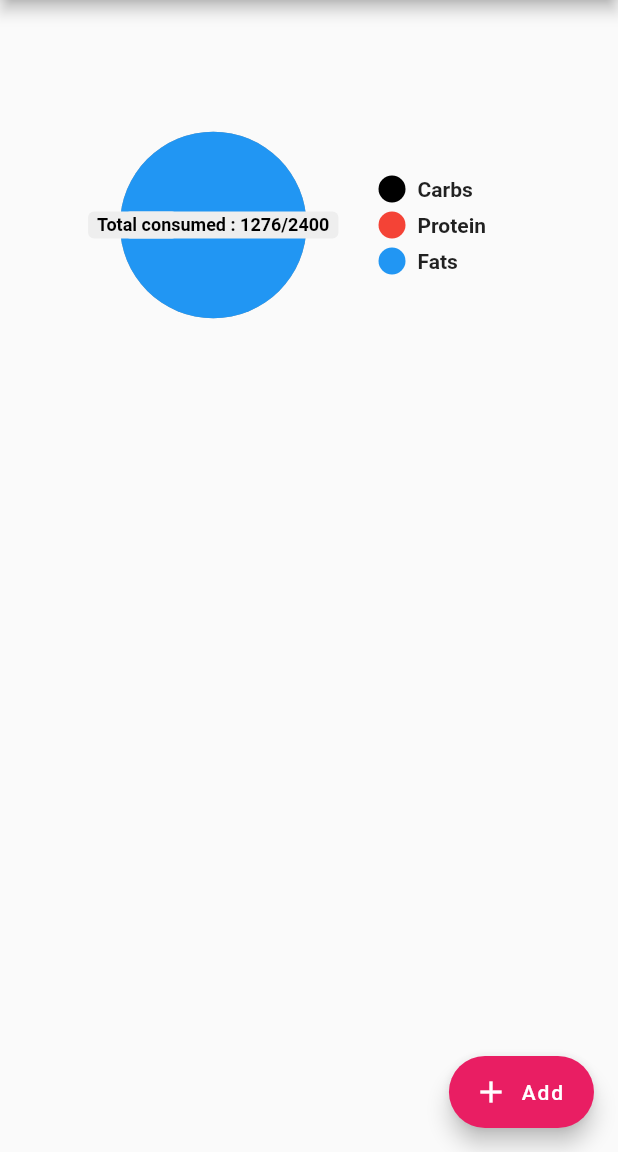
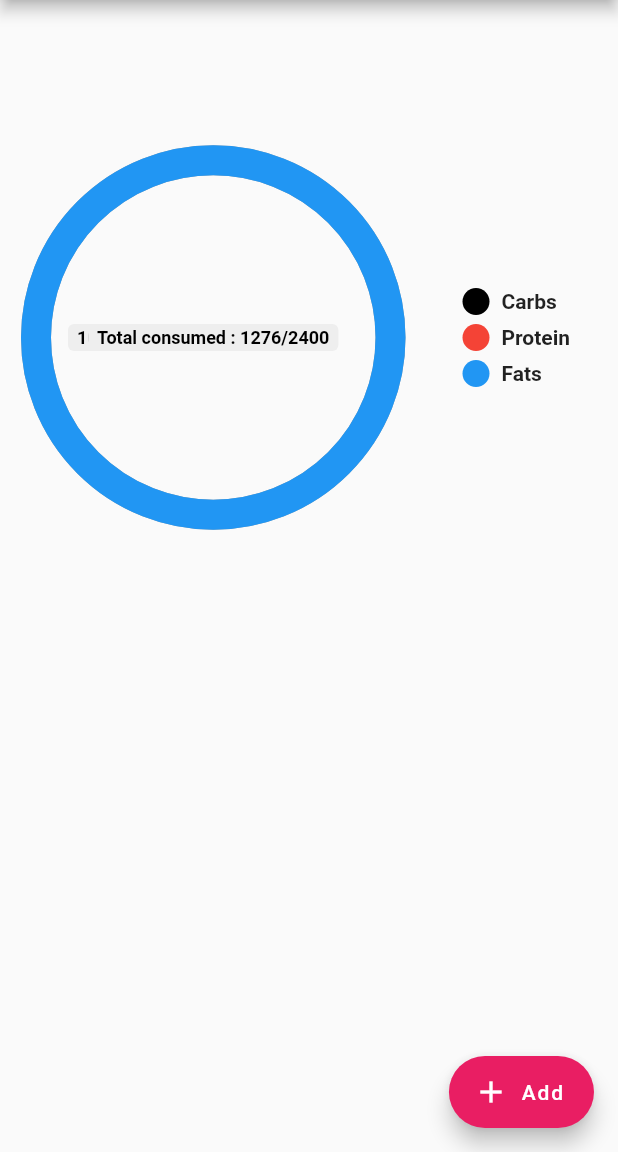
Before and after one commit to shreshth12/flutterCalorieTracker, a Flutter app: the homeScreen screen opened directly, on a phone screen of 412 x 824 dp, the part 84-1236 px from its top. Run offline on Flutter 3.47's test engine with Material 2 defaults, Android fonts, the phone set to English and light mode, and no system bars; drawn by our look-alikes of pie_chart; our stand-ins replace cloud_firestore, firebase_auth, firebase_core, flutter_dotenv; accounts and stored records are empty.

Commit message:
Updates to code --stable

```diff
--- a/lib/main.dart
+++ b/lib/main.dart
@@ -57,7 +57,7 @@ class _MyAppState extends State<MyApp> {
       theme: ThemeData(
         primarySwatch: Colors.blue,
       ),
-      home: userIsLoggedIn == true ? signIn() : infoPage(),
+      home: userIsLoggedIn == true ? homeScreen() : infoPage(),
     );
   }
 }
--- a/lib/screens/homeScreen.dart
+++ b/lib/screens/homeScreen.dart
@@ -1,8 +1,11 @@
+// ignore_for_file: prefer_const_constructors
+
 import 'package:cloud_firestore/cloud_firestore.dart';
 import 'package:flutter/material.dart';
 import 'package:pie_chart/pie_chart.dart';
 import 'package:receipe_flutter/screens/addCalorieData.dart';
 import 'package:receipe_flutter/services/database.dart';
+import 'package:receipe_flutter/services/homeScreenWidgets.dart';
 
 class homeScreen extends StatefulWidget {
   const homeScreen({Key? key}) : super(key: key);
@@ -12,64 +15,26 @@ class homeScreen extends StatefulWidget {
 }
 
 class _homeScreenState extends State<homeScreen> {
-  final Stream<QuerySnapshot> _usersStream = FirebaseFirestore.instance
-      .collection('tracker')
-      .where('user', isEqualTo: "afreshuser2@gmail.com")
-      .snapshots();
-
+  String user_email = "afreshuser2@gmail.com";
   @override
   Widget build(BuildContext context) {
     return Scaffold(
-      resizeToAvoidBottomInset: false,
       appBar: AppBar(
         title: Text("MyCalorieTracker"),
       ),
-      body: Center(
-        child: SingleChildScrollView(
-          child: Column(
-            children: [
-              pieView(),
-              Container(
-                height: 500,
-                width: 500,
-                child: StreamBuilder<QuerySnapshot>(
-                  stream: _usersStream,
-                  builder: (BuildContext context,
-                      AsyncSnapshot<QuerySnapshot> snapshot) {
-                    if (snapshot.hasError) {
-                      return Text('Something went wrong');
-                    }
-
-                    if (snapshot.connectionState == ConnectionState.waiting) {
-                      return Text("Loading");
-                    }
-                    return ListView(
-                      children:
-                          snapshot.data!.docs.map((DocumentSnapshot document) {
-                        Map<String, dynamic> data =
-                            document.data()! as Map<String, dynamic>;
-                        return Container(
-                          child: Column(
-                            children: [
-                              Text(data['user'].toString()),
-                              Text(data['calories'].toString()),
-                              Text(data['carbs'].toString()),
-                              Text(data['fats'].toString()),
-                              Text(data['protein'].toString()),
-                              Text(data['foodName'].toString()),
-                              SizedBox(
-                                height: 20,
-                              )
-                            ],
-                          ),
-                        );
-                      }).toList(),
-                    );
-                  },
-                ),
-              ),
-            ],
-          ),
+      body: SingleChildScrollView(
+        child: Column(
+          mainAxisAlignment: MainAxisAlignment.center,
+          crossAxisAlignment: CrossAxisAlignment.center,
+          children: [
+            Container(height: 450, width: 450, child: piewView()),
+            Container(
+                height: 400, width: 400, child: userBmrWidget("user_email")),
+            Container(
+                height: 800,
+                width: 800,
+                child: userIndividualWidget(user_email)),
+          ],
         ),
       ),
       floatingActionButton: FloatingActionButton.extended(
@@ -87,42 +52,3 @@ class _homeScreenState extends State<homeScreen> {
     );
   }
 }
-
-class pieView extends StatefulWidget {
-  const pieView({Key? key}) : super(key: key);
-
-  @override
-  State<pieView> createState() => _pieViewState();
-}
-
-class _pieViewState extends State<pieView> {
-  Map<String, double> dataMap = {
-    "Carbs": 0,
-    "Protein": 0,
-    "Fats": 10,
-  };
-
-  final colorList = <Color>[
-    Colors.black,
-    Colors.red,
-    Colors.blue,
-  ];
-  @override
-  Widget build(BuildContext context) {
-    return Container(
-      height: 300,
-      width: 300,
-      padding: EdgeInsets.symmetric(horizontal: 16),
-      child: PieChart(
-        centerText: "Total consumed : 1276/2400",
-        dataMap: dataMap,
-        chartType: ChartType.disc,
-        baseChartColor: Colors.grey,
-        colorList: colorList,
-      ),
-
-      // gradientList: ---To add gradient colors---
-      // emptyColorGradient: ---Empty Color gradient---
-    );
-  }
-}
--- a/lib/services/database.dart
+++ b/lib/services/database.dart
@@ -12,8 +12,6 @@ addDataToUser(double calculatedBMR, String uid) {
     res = err.toString();
   }
 
-  // .then((value) => {res = 'success'})
-  // .catchError((error) => {res = error});
   return res;
 }
 
--- /dev/null
+++ b/lib/services/homeScreenWidgets.dart
@@ -0,0 +1,154 @@
+// ignore_for_file: prefer_const_constructors
+
+import 'package:cloud_firestore/cloud_firestore.dart';
+import 'package:flutter/material.dart';
+import 'package:pie_chart/pie_chart.dart';
+
+Widget userIndividualWidget(String user_email) {
+  final Stream<QuerySnapshot> _usersStream = FirebaseFirestore.instance
+      .collection('tracker')
+      .where('user', isEqualTo: user_email)
+      .snapshots();
+
+  return StreamBuilder<QuerySnapshot>(
+    stream: _usersStream,
+    builder: (BuildContext context, AsyncSnapshot<QuerySnapshot> snapshot) {
+      if (snapshot.connectionState == ConnectionState.waiting) {
+        return const CircularProgressIndicator();
+      }
+      if (snapshot.hasData) {
+        return ListView.builder(
+          itemCount: snapshot.data!.size,
+          itemBuilder: (context, index) {
+            return Column(
+              children: [
+                Text(snapshot.data!.docs[index].get("user").toString()),
+                Text(snapshot.data!.docs[index].get("calories").toString()),
+                Text(snapshot.data!.docs[index].get("carbs").toString()),
+                Text(snapshot.data!.docs[index].get("fats").toString()),
+                Text(snapshot.data!.docs[index].get("protein").toString()),
+                Text(snapshot.data!.docs[index].get("foodName").toString()),
+              ],
+            );
+          },
+        );
+      } else {
+        return Text(
+            "You do not have any data, please enter from the button below");
+      }
+    },
+  );
+}
+
+Widget userBmrWidget(String user_email) {
+  final Stream<QuerySnapshot> _usersStream = FirebaseFirestore.instance
+      .collection('users')
+      .where('email', isEqualTo: user_email)
+      .snapshots();
+
+  return StreamBuilder<QuerySnapshot>(
+    stream: _usersStream,
+    builder: (BuildContext context, AsyncSnapshot<QuerySnapshot> snapshot) {
+      if (snapshot.connectionState == ConnectionState.waiting) {
+        return const CircularProgressIndicator();
+      }
+      if (snapshot.hasData) {
+        return ListView.builder(
+          itemCount: snapshot.data!.size,
+          itemBuilder: (context, index) {
+            return Text(snapshot.data!.docs[index].get("BMR").toString());
+          },
+        );
+      } else {
+        return Text(
+            "You do not have any data, please enter from the button below");
+      }
+    },
+  );
+}
+
+Widget piewView() {
+  Map<String, double> dataMap = {
+    "Carbs": 0,
+    "Protein": 0,
+    "Fats": 10,
+  };
+
+  final colorList = <Color>[
+    Colors.black,
+    Colors.red,
+    Colors.blue,
+  ];
+
+  return Container(
+    height: 300,
+    width: 300,
+    padding: EdgeInsets.symmetric(horizontal: 16),
+    child: PieChart(
+      centerText: "Total consumed : 1276/2400",
+      dataMap: dataMap,
+      chartType: ChartType.ring,
+      baseChartColor: Colors.grey,
+      colorList: colorList,
+    ),
+
+    // gradientList: ---To add gradient colors---
+    // emptyColorGradient: ---Empty Color gradient---
+  );
+}
+
+
+
+
+
+
+
+// Widget userIndividualWidget(String user_email) {
+//   final Stream<QuerySnapshot> _usersStream = FirebaseFirestore.instance
+//       .collection('tracker')
+//       .where('user', isEqualTo: user_email)
+//       .snapshots();
+
+//   return Container(
+//     height: 500,
+//     width: 500,
+//     child: StreamBuilder<QuerySnapshot>(
+//       stream: _usersStream,
+//       builder: (BuildContext context, AsyncSnapshot<QuerySnapshot> snapshot) {
+//         if (snapshot.hasError) {
+//           return Text('Something went wrong');
+//         }
+
+//         if (snapshot.connectionState == ConnectionState.waiting) {
+//           return Text("Loading");
+//         }
+//         if (snapshot.hasData) {
+//           return ListView(
+//             children: snapshot.data!.docs.map((DocumentSnapshot document) {
+//               Map<String, dynamic> data =
+//                   document.data()! as Map<String, dynamic>;
+//               return Container(
+//                 child: Column(
+//                   children: [
+//                     Text(data['user'].toString()),
+//                     Text(data['calories'].toString()),
+//                     Text(data['carbs'].toString()),
+//                     Text(data['fats'].toString()),
+//                     Text(data['protein'].toString()),
+//                     Text(data['foodName'].toString()),
+//                     SizedBox(
+//                       height: 20,
+//                     )
+//                   ],
+//                 ),
+//               );
+//             }).toList(),
+//           );
+//         } else {
+//           return Text(
+//               "You do not have any data, please enter from the button below");
+//         }
+//       },
+//     ),
+//   );
+// }
```
